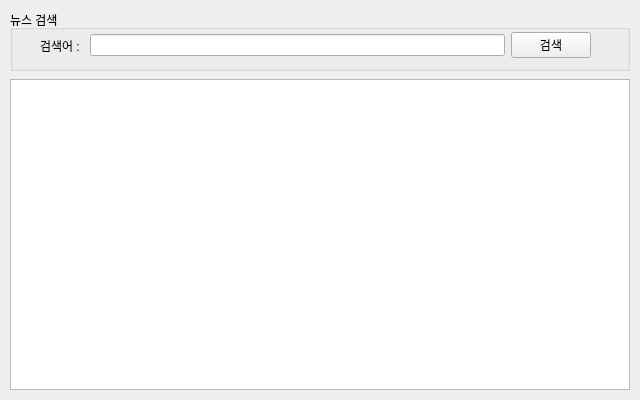
Old version of the form part1/studyPyQt/naverApiSearch.ui in the repository kimjihyeon-angela/pknu-miniprojects.
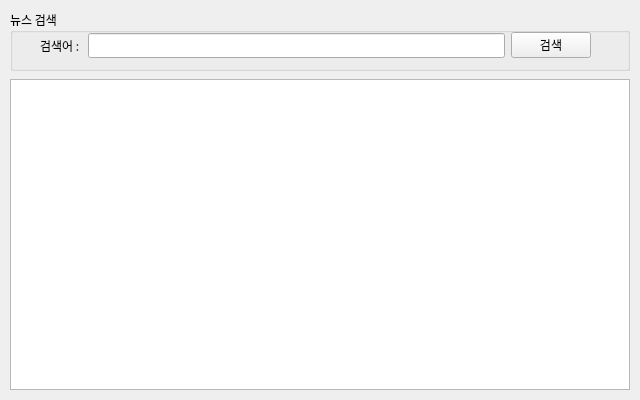
New version of the form.

What changed in the file:
```diff
--- a/part1/studyPyQt/naverApiSearch.ui
+++ b/part1/studyPyQt/naverApiSearch.ui
@@ -28,6 +28,11 @@
     <height>400</height>
    </size>
   </property>
+  <property name="font">
+   <font>
+    <family>나눔고딕</family>
+   </font>
+  </property>
   <property name="windowTitle">
    <string>네이버API뉴스검색앱</string>
   </property>
@@ -46,7 +51,7 @@
       <property name="title">
        <string>뉴스 검색</string>
       </property>
-      <widget class="QWidget" name="">
+      <widget class="QWidget" name="layoutWidget">
        <property name="geometry">
         <rect>
          <x>30</x>
```
Left out of the diff: 2 changed lines with no effect on the pictures.
